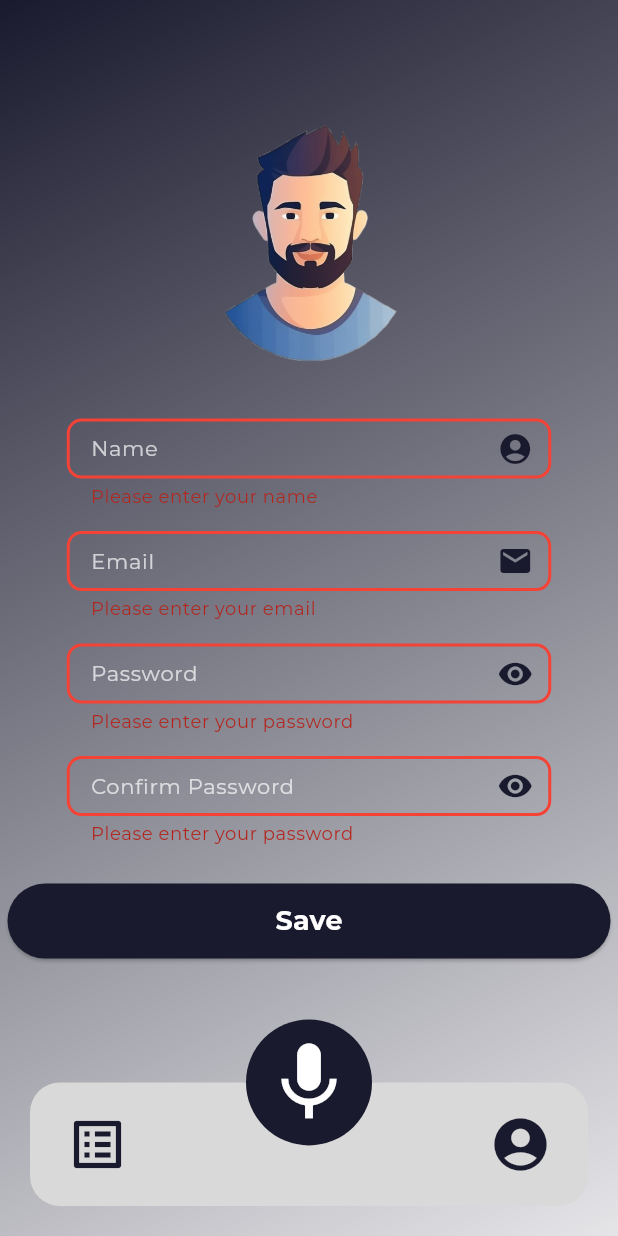
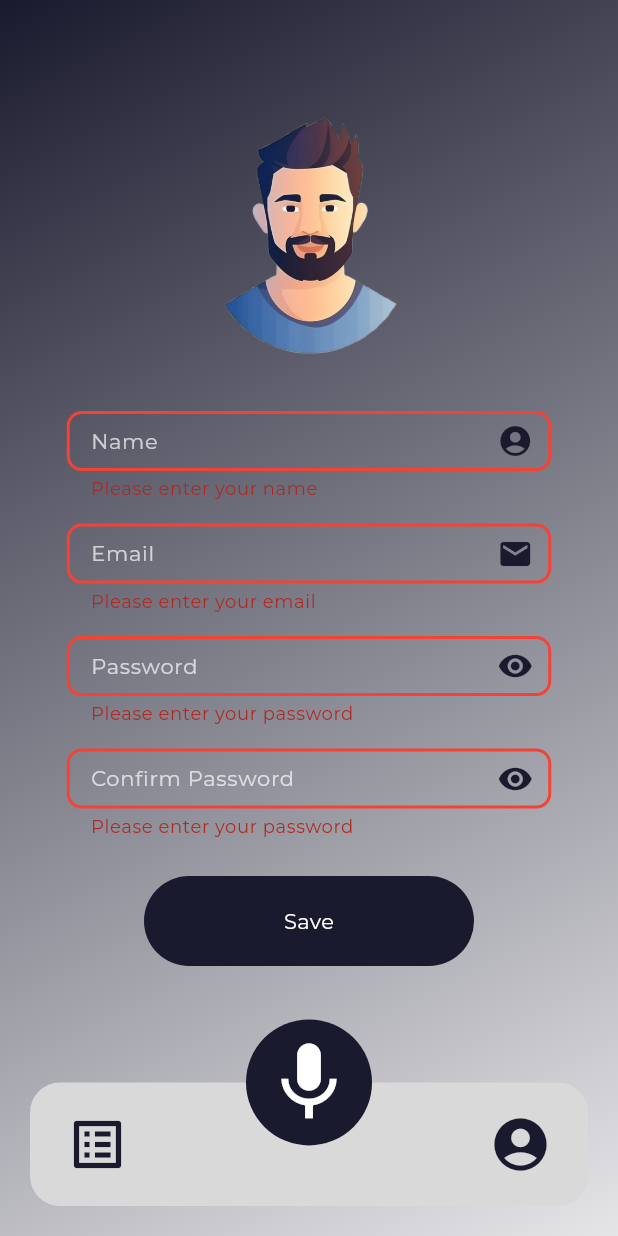
Before and after one commit to shano2542/accento, a Flutter app: the ProfileScreen screen opened directly, after a tap on "Save", on a phone screen of 412 x 824 dp. Run offline on Flutter 3.47's test engine with Material 3 defaults, Android fonts, the phone set to English and light mode, and no system bars; our stand-ins replace cloud_firestore, firebase_auth, firebase_core, fluttertoast; accounts and stored records are empty; project files that could hold a hidden picture were left out.

Commit message:
Optimized UI

```diff
--- a/lib/frontend/UI/auth/profile_screen.dart
+++ b/lib/frontend/UI/auth/profile_screen.dart
@@ -51,6 +51,7 @@ class _ProfileScreenState extends State<ProfileScreen> {
         setState(() {
           nameController.text = userData['name'] ?? "";
           emailController.text = userData['email'] ?? "";
+          passwordController.text = userData['password'] ?? "";
           loading = false;
         });
       }catch(e){
--- a/lib/frontend/widgets/custom_button.dart
+++ b/lib/frontend/widgets/custom_button.dart
@@ -23,19 +23,17 @@ class CustomButton extends StatelessWidget {
 
   @override
   Widget build(BuildContext context) {
-    return ElevatedButton(
-      onPressed: onPressed,
-      style: ElevatedButton.styleFrom(
-        backgroundColor: backgroundColor,
-        padding: padding,
-        shape: RoundedRectangleBorder(
-          borderRadius: BorderRadius.circular(50),
+    return  InkWell(
+      onTap: onPressed,
+      child: Container(
+        height: 60,
+        width: 220,
+        decoration: BoxDecoration(
+          color: backgroundColor,
+          borderRadius: BorderRadius.circular(50)
         ),
-      ),
-      child: Center(
-        child: loading ? CircularProgressIndicator(strokeWidth: 3, color: Colors.white,) :
-        Text(text, style: TextStyle(fontSize: 18, fontWeight: FontWeight.bold,color: textColor,),
-        ),
+        child: Center(child: loading ? CircularProgressIndicator(strokeWidth: 3, color: AppTheme.textColorLight,):
+        Text(text,style: TextStyle(color: textColor),),),
       ),
     );
   }
```
